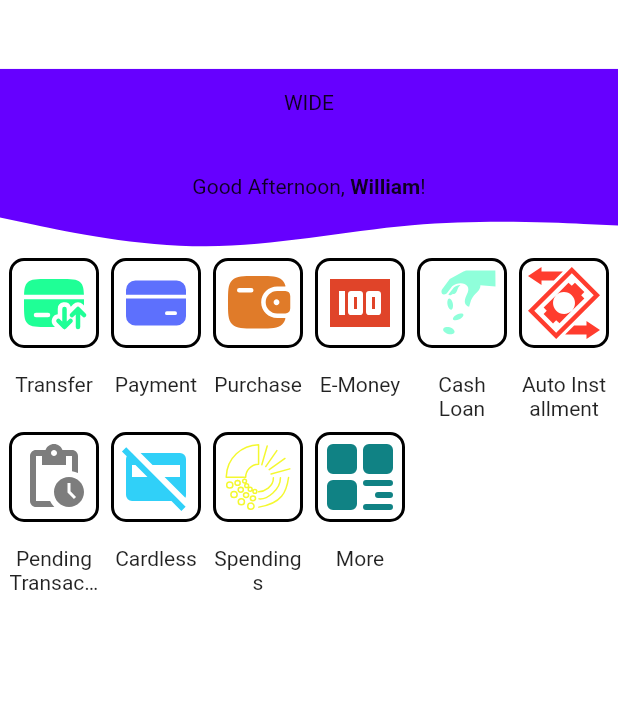
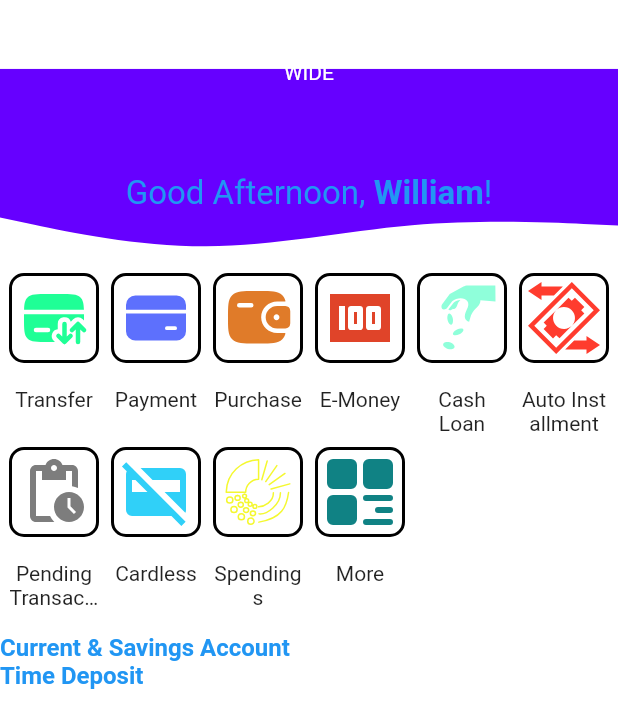
Before and after one commit to askpradana/wide-test, a Flutter app: the screen it shows after launch, on a phone screen of 412 x 824 dp. Shown: the top 728 px of the screen. Run offline on Flutter 3.47's test engine with Material 2 defaults, Android fonts, the phone set to English and light mode, and no system bars; our stand-ins replace flutter_svg.

Commit message:
refactor: mainmenu on homepage and menu icon for better folder

```diff
--- a/assets/data.json
+++ b/assets/data.json
@@ -1,8 +1,8 @@
 {
     "username":"William",
     "namaPerusahaan":"WIDE",
-   "title":"hello",
-   "subtitle":"world",
+    "subtitle1":"Current & Savings Account",
+    "subtitle2":"Time Deposit",
    "menu":[
     {
         "icon":"transfer.svg",
--- a/lib/homepage.dart
+++ b/lib/homepage.dart
@@ -2,6 +2,7 @@ import 'package:flutter/services.dart' show rootBundle;
 import 'dart:convert';
 import 'package:flutter/material.dart';
 import 'package:flutter_svg/flutter_svg.dart';
+import 'package:wide_test/widget/mainmenu.dart';
 
 class HomePage extends StatefulWidget {
   const HomePage({super.key});
@@ -36,49 +37,7 @@ class _HomePageState extends State<HomePage> {
           semanticsLabel: 'background image',
         ),
         items.isNotEmpty
-            ? Scaffold(
-                backgroundColor: Colors.transparent,
-                body: SizedBox(
-                  width: double.infinity,
-                  // height: double.infinity,
-                  child: Column(
-                    crossAxisAlignment: CrossAxisAlignment.center,
-                    mainAxisAlignment: MainAxisAlignment.start,
-                    children: [
-                      const SizedBox(height: 60),
-                      Text(items['namaPerusahaan']),
-                      const SizedBox(height: 40),
-                      Text.rich(
-                        TextSpan(
-                          children: [
-                            const TextSpan(text: 'Good Afternoon, '),
-                            TextSpan(
-                              text: items['username'],
-                              style:
-                                  const TextStyle(fontWeight: FontWeight.bold),
-                            ),
-                            const TextSpan(text: '!'),
-                          ],
-                        ),
-                      ),
-                      const SizedBox(height: 40),
-                      Wrap(
-                        spacing: 8,
-                        alignment: WrapAlignment.start,
-                        runAlignment: WrapAlignment.start,
-                        children: List.generate(
-                          items['menu'].length,
-                          (index) => SingleMenuIcon(
-                            color: Colors.black,
-                            text: items['menu'][index]['title'],
-                            image: items['menu'][index]['icon'],
-                          ),
-                        ),
-                      )
-                    ],
-                  ),
-                ),
-              )
+            ? MainMenu(items: items)
             : const Center(
                 child: CircularProgressIndicator(),
               )
@@ -86,54 +45,3 @@ class _HomePageState extends State<HomePage> {
     );
   }
 }
-
-class SingleMenuIcon extends StatelessWidget {
-  const SingleMenuIcon({
-    super.key,
-    required this.text,
-    required this.image,
-    required this.color,
-  });
-
-  final String text;
-  final String image;
-  final Color color;
-
-  @override
-  Widget build(BuildContext context) {
-    return Column(
-      children: [
-        Container(
-          width: 60,
-          height: 60,
-          decoration: BoxDecoration(
-            color: Colors.white,
-            borderRadius: BorderRadius.circular(10),
-            border: Border.all(
-              color: color,
-              width: 2,
-            ),
-          ),
-          child: Padding(
-            padding: const EdgeInsets.all(4.0),
-            child: SvgPicture.asset(
-              "assets/images/icon/$image",
-              semanticsLabel: 'background image',
-            ),
-          ),
-        ),
-        const SizedBox(height: 16),
-        SizedBox(
-          width: 60,
-          child: Text(
-            text,
-            maxLines: 2,
-            overflow: TextOverflow.ellipsis,
-            textAlign: TextAlign.center,
-          ),
-        ),
-        const SizedBox(height: 8),
-      ],
-    );
-  }
-}
--- /dev/null
+++ b/lib/widget/mainmenu.dart
@@ -0,0 +1,79 @@
+import 'package:flutter/material.dart';
+import 'package:wide_test/widget/singlemenuicon.dart';
+
+class MainMenu extends StatelessWidget {
+  const MainMenu({
+    super.key,
+    required this.items,
+  });
+
+  final Map<String, dynamic> items;
+
+  @override
+  Widget build(BuildContext context) {
+    return Scaffold(
+      backgroundColor: Colors.transparent,
+      body: ListView(
+        physics: const BouncingScrollPhysics(),
+        children: [
+          const SizedBox(height: 40),
+          Center(
+            child: Text(
+              items['namaPerusahaan'],
+              style: const TextStyle(color: Colors.white),
+            ),
+          ),
+          const SizedBox(height: 60),
+          Center(
+            child: Text.rich(
+              style: const TextStyle(color: Colors.blue, fontSize: 22),
+              TextSpan(
+                children: [
+                  const TextSpan(text: 'Good Afternoon, '),
+                  TextSpan(
+                    text: items['username'],
+                    style: const TextStyle(fontWeight: FontWeight.bold),
+                  ),
+                  const TextSpan(text: '!'),
+                ],
+              ),
+            ),
+          ),
+          const SizedBox(height: 40),
+          Center(
+            child: Wrap(
+              spacing: 8,
+              alignment: WrapAlignment.start,
+              runAlignment: WrapAlignment.start,
+              children: List.generate(
+                items['menu'].length,
+                (index) => SingleMenuIcon(
+                  color: Colors.black,
+                  text: items['menu'][index]['title'],
+                  image: items['menu'][index]['icon'],
+                ),
+              ),
+            ),
+          ),
+          const SizedBox(height: 8),
+          Text(
+            items['subtitle1'],
+            style: const TextStyle(
+              fontSize: 16,
+              color: Colors.blue,
+              fontWeight: FontWeight.w600,
+            ),
+          ),
+          Text(
+            items['subtitle2'],
+            style: const TextStyle(
+              fontSize: 16,
+              color: Colors.blue,
+              fontWeight: FontWeight.w600,
+            ),
+          )
+        ],
+      ),
+    );
+  }
+}
--- /dev/null
+++ b/lib/widget/singlemenuicon.dart
@@ -0,0 +1,53 @@
+import 'package:flutter/material.dart';
+import 'package:flutter_svg/flutter_svg.dart';
+
+class SingleMenuIcon extends StatelessWidget {
+  const SingleMenuIcon({
+    super.key,
+    required this.text,
+    required this.image,
+    required this.color,
+  });
+
+  final String text;
+  final String image;
+  final Color color;
+
+  @override
+  Widget build(BuildContext context) {
+    return Column(
+      children: [
+        Container(
+          width: 60,
+          height: 60,
+          decoration: BoxDecoration(
+            color: Colors.white,
+            borderRadius: BorderRadius.circular(10),
+            border: Border.all(
+              color: color,
+              width: 2,
+            ),
+          ),
+          child: Padding(
+            padding: const EdgeInsets.all(4.0),
+            child: SvgPicture.asset(
+              "assets/images/icon/$image",
+              semanticsLabel: 'background image',
+            ),
+          ),
+        ),
+        const SizedBox(height: 16),
+        SizedBox(
+          width: 60,
+          child: Text(
+            text,
+            maxLines: 2,
+            overflow: TextOverflow.ellipsis,
+            textAlign: TextAlign.center,
+          ),
+        ),
+        const SizedBox(height: 8),
+      ],
+    );
+  }
+}
```
